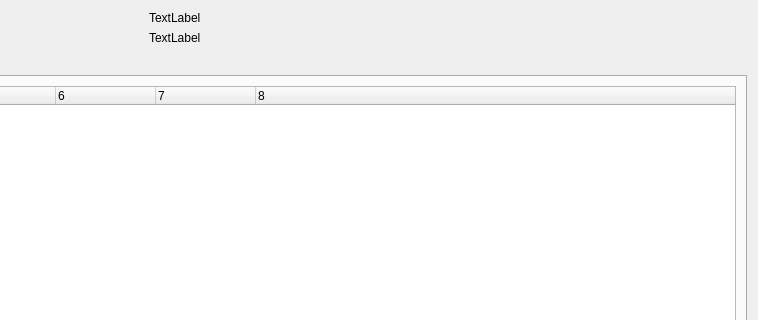
First picture: the form in gui/regionwidget.ui, repository klindworth/disparity_estimation, before the edit; both pictures show x 467 to 1225 and y 0 to 320 of the 1225 by 967 pixel window.
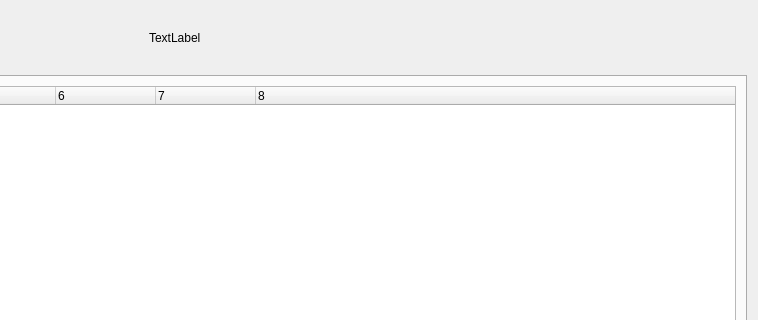
Second picture: the form after the edit. Custom widgets are drawn as their Qt base class.

Patch:
```diff
--- a/gui/regionwidget.ui
+++ b/gui/regionwidget.ui
@@ -23,13 +23,6 @@
        </property>
       </widget>
      </item>
-     <item row="0" column="1">
-      <widget class="QLabel" name="lblEntropy">
-       <property name="text">
-        <string>TextLabel</string>
-       </property>
-      </widget>
-     </item>
      <item row="1" column="0">
       <widget class="QLabel" name="lblDisparity">
        <property name="text">
```
